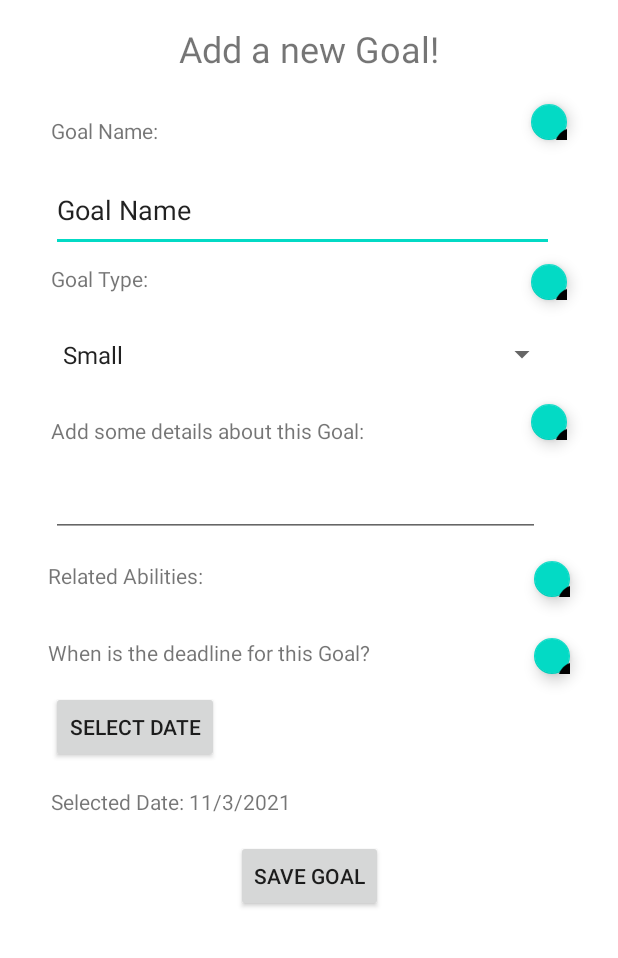
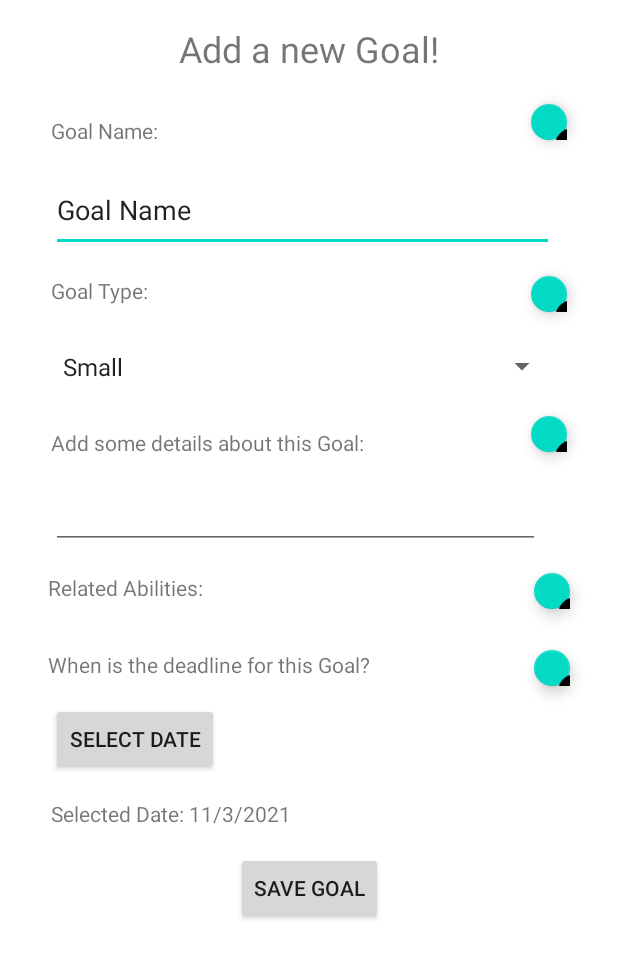
Before and after one commit to NaserSalameh/IP-Imposterless-App, an Android app: the GoalAddActivity screen opened directly, with no data from a screen before it, on a phone screen of 412 x 824 dp. Shown: the top 958 px of the screen. Run offline under Robolectric (Android 15) with nearby library versions, the phone set to English and light mode, and no system bars.

```diff
--- a/app/src/main/res/layout/fragment_goals_add_activity.xml
+++ b/app/src/main/res/layout/fragment_goals_add_activity.xml
@@ -12,9 +12,6 @@
         android:layout_height="match_parent">
 
         <androidx.constraintlayout.widget.ConstraintLayout
-            xmlns:android="http://schemas.android.com/apk/res/android"
-            xmlns:app="http://schemas.android.com/apk/res-auto"
-            xmlns:tools="http://schemas.android.com/tools"
             android:id="@+id/addGoalConstraintLayout"
             android:layout_width="match_parent"
             android:layout_height="match_parent">
@@ -84,7 +81,7 @@
                 android:layout_width="wrap_content"
                 android:layout_height="wrap_content"
                 android:layout_marginStart="34dp"
-                android:layout_marginTop="8dp"
+                android:layout_marginTop="16dp"
                 android:text="Goal Type:"
                 app:layout_constraintStart_toStartOf="parent"
                 app:layout_constraintTop_toBottomOf="@+id/goalNameEditText" />
@@ -190,7 +187,7 @@
                 android:id="@+id/goalTypeFloatingButton"
                 android:layout_width="24dp"
                 android:layout_height="24dp"
-                android:layout_marginTop="8dp"
+                android:layout_marginTop="16dp"
                 android:layout_marginEnd="34dp"
                 android:clickable="true"
                 app:layout_constraintEnd_toEndOf="parent"
```
